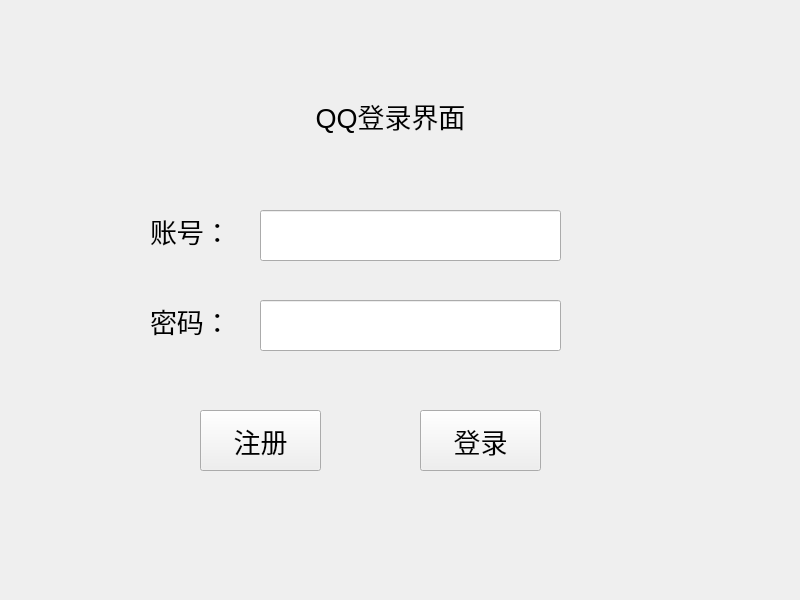
FidingSky/Qt_OpenCV_CPP_Learn, file Qt_projects/first/widget.ui: the form before one commit.
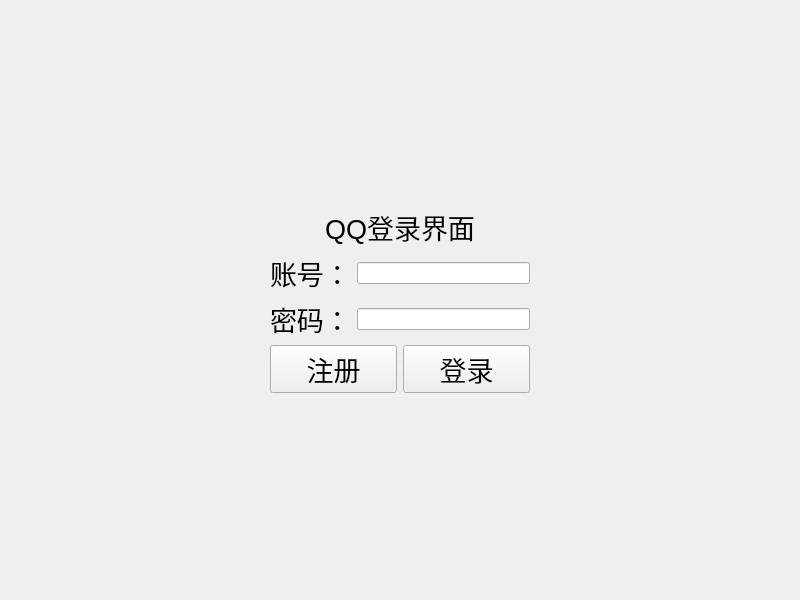
The form after the commit.

Patch:
```diff
--- a/Qt_projects/first/widget.ui
+++ b/Qt_projects/first/widget.ui
@@ -13,15 +13,37 @@
   <property name="windowTitle">
    <string>Widget</string>
   </property>
+  <layout class="QGridLayout" name="gridLayout">
+   <item row="0" column="1">
+    <spacer name="verticalSpacer_2">
+     <property name="orientation">
+      <enum>Qt::Vertical</enum>
+     </property>
+     <property name="sizeHint" stdset="0">
+      <size>
+       <width>20</width>
+       <height>193</height>
+      </size>
+     </property>
+    </spacer>
+   </item>
+   <item row="1" column="0">
+    <spacer name="horizontalSpacer">
+     <property name="orientation">
+      <enum>Qt::Horizontal</enum>
+     </property>
+     <property name="sizeHint" stdset="0">
+      <size>
+       <width>238</width>
+       <height>20</height>
+      </size>
+     </property>
+    </spacer>
+   </item>
+   <item row="1" column="1">
+    <layout class="QVBoxLayout" name="verticalLayout_2">
+     <item>
   <widget class="QLabel" name="label">
-   <property name="geometry">
-    <rect>
-     <x>270</x>
-     <y>60</y>
-     <width>241</width>
-     <height>111</height>
-    </rect>
-   </property>
    <property name="font">
     <font>
      <pointsize>20</pointsize>
@@ -34,38 +56,13 @@
     <set>Qt::AlignCenter</set>
    </property>
   </widget>
-  <widget class="QLineEdit" name="lineEdit">
-   <property name="geometry">
-    <rect>
-     <x>260</x>
-     <y>210</y>
-     <width>301</width>
-     <height>51</height>
-    </rect>
-   </property>
-  </widget>
-  <widget class="QLineEdit" name="lineEdit_2">
-   <property name="geometry">
-    <rect>
-     <x>260</x>
-     <y>300</y>
-     <width>301</width>
-     <height>51</height>
-    </rect>
-   </property>
-   <property name="echoMode">
-    <enum>QLineEdit::Password</enum>
-   </property>
-  </widget>
+     </item>
+     <item>
+      <layout class="QVBoxLayout" name="verticalLayout">
+       <item>
+        <layout class="QHBoxLayout" name="horizontalLayout_2">
+         <item>
   <widget class="QLabel" name="label_2">
-   <property name="geometry">
-    <rect>
-     <x>150</x>
-     <y>210</y>
-     <width>101</width>
-     <height>41</height>
-    </rect>
-   </property>
    <property name="font">
     <font>
      <pointsize>20</pointsize>
@@ -75,15 +72,16 @@
     <string>账号：</string>
    </property>
   </widget>
+         </item>
+         <item>
+          <widget class="QLineEdit" name="QQuserid"/>
+         </item>
+        </layout>
+       </item>
+       <item>
+        <layout class="QHBoxLayout" name="horizontalLayout_3">
+         <item>
   <widget class="QLabel" name="label_3">
-   <property name="geometry">
-    <rect>
-     <x>150</x>
-     <y>300</y>
-     <width>101</width>
-     <height>41</height>
-    </rect>
-   </property>
    <property name="font">
     <font>
      <pointsize>20</pointsize>
@@ -93,15 +91,20 @@
     <string>密码：</string>
    </property>
   </widget>
-  <widget class="QPushButton" name="pushButton">
-   <property name="geometry">
-    <rect>
-     <x>200</x>
-     <y>410</y>
-     <width>121</width>
-     <height>61</height>
-    </rect>
-   </property>
+         </item>
+         <item>
+          <widget class="QLineEdit" name="QQpassword">
+           <property name="echoMode">
+            <enum>QLineEdit::Password</enum>
+           </property>
+          </widget>
+         </item>
+        </layout>
+       </item>
+       <item>
+        <layout class="QHBoxLayout" name="horizontalLayout">
+         <item>
+          <widget class="QPushButton" name="QQregister">
    <property name="font">
     <font>
      <pointsize>20</pointsize>
@@ -111,15 +114,9 @@
     <string>注册</string>
    </property>
   </widget>
-  <widget class="QPushButton" name="pushButton_2">
-   <property name="geometry">
-    <rect>
-     <x>420</x>
-     <y>410</y>
-     <width>121</width>
-     <height>61</height>
-    </rect>
-   </property>
+         </item>
+         <item>
+          <widget class="QPushButton" name="QQlogin">
    <property name="font">
     <font>
      <pointsize>20</pointsize>
@@ -129,6 +126,40 @@
     <string>登录</string>
    </property>
   </widget>
+         </item>
+        </layout>
+       </item>
+      </layout>
+     </item>
+    </layout>
+   </item>
+   <item row="1" column="2">
+    <spacer name="horizontalSpacer_2">
+     <property name="orientation">
+      <enum>Qt::Horizontal</enum>
+     </property>
+     <property name="sizeHint" stdset="0">
+      <size>
+       <width>237</width>
+       <height>20</height>
+      </size>
+     </property>
+    </spacer>
+   </item>
+   <item row="2" column="1">
+    <spacer name="verticalSpacer">
+     <property name="orientation">
+      <enum>Qt::Vertical</enum>
+     </property>
+     <property name="sizeHint" stdset="0">
+      <size>
+       <width>20</width>
+       <height>193</height>
+      </size>
+     </property>
+    </spacer>
+   </item>
+  </layout>
  </widget>
  <resources/>
  <connections/>
```
Lines whose indentation alone changed are shown as unchanged.
